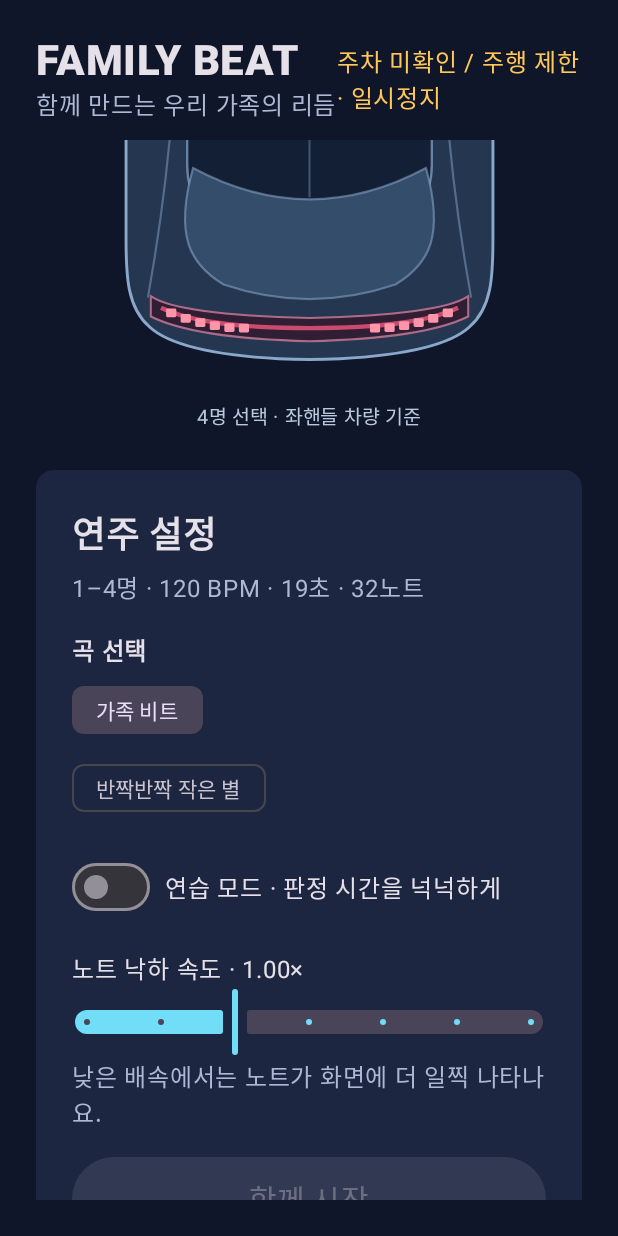
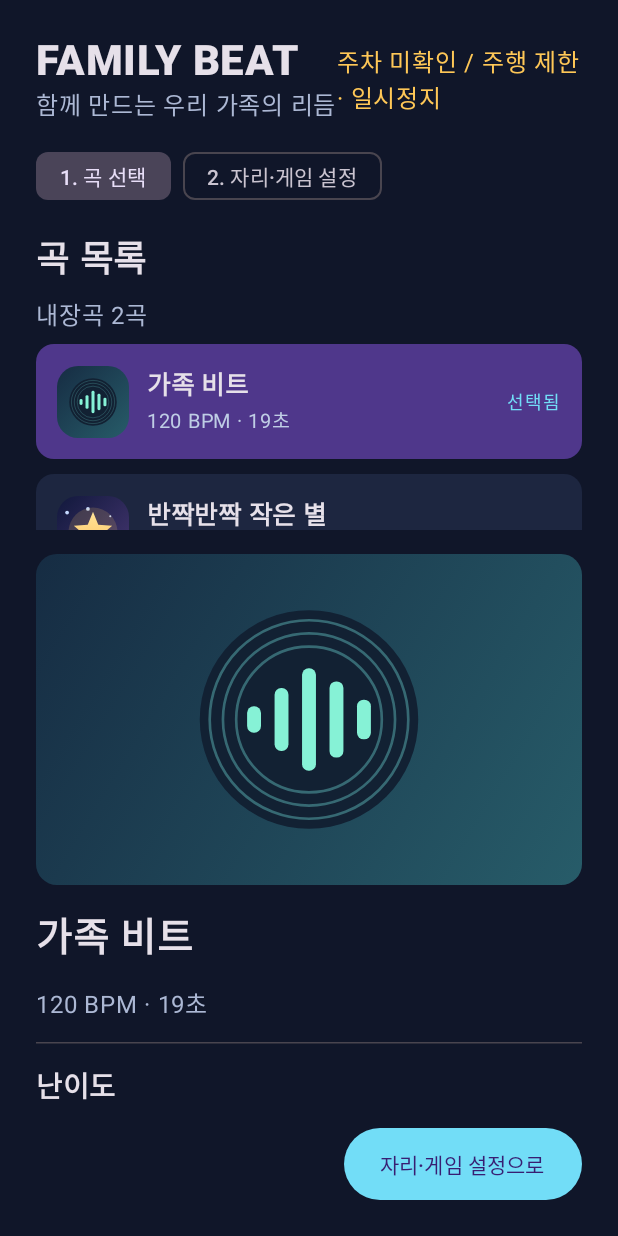
Before and after one commit to Cocoa7-55a/Beat-rider, an Android app built with Jetpack Compose: the screen it shows after launch (MainActivity), on a phone screen of 412 x 824 dp. Run offline under Robolectric (Android 15) with nearby library versions, the phone set to English and light mode, and no system bars; libraries missing offline, so code that uses them is left out: ai.pleos.playground; 7 statements that could not run were skipped.

Commit message:
feat: split song picker and setup with three chart difficulties

```diff
--- a/app/src/main/java/com/example/hyundaiapp/MainActivity.kt
+++ b/app/src/main/java/com/example/hyundaiapp/MainActivity.kt
@@ -38,6 +38,7 @@ internal val seatColors = listOf(Color(0xFFFFC857), Color(0xFF72DDF7), Color(0xF
 private val navy = Color(0xFF101629)
 
 class MainActivity : ComponentActivity() {
+    private var pickingSong by mutableStateOf(true)
     private val game = RhythmGame { android.util.Log.i("FamilyBeat", it) }
     private lateinit var inputs: VehicleInputs
     private var tone: ToneGenerator? = null
@@ -129,11 +130,46 @@ class MainActivity : ComponentActivity() {
     override fun onDestroy() { inputs.close(); audioManager.abandonAudioFocusRequest(focusRequest); tone?.release(); melody.release(); super.onDestroy() }
 
     @Composable private fun Home() {
-        Box(
-            Modifier.fillMaxSize().verticalScroll(rememberScrollState()),
-            contentAlignment = Alignment.TopCenter
+        Box(Modifier.fillMaxSize(), contentAlignment = Alignment.TopCenter) {
+            Column(
+                Modifier.widthIn(max = 1100.dp).fillMaxWidth().fillMaxHeight(),
+                verticalArrangement = Arrangement.spacedBy(12.dp)
             ) {
-            BoxWithConstraints(Modifier.widthIn(max = 1040.dp).fillMaxWidth()) {
+                Row(horizontalArrangement = Arrangement.spacedBy(8.dp)) {
+                    FilterChip(
+                        selected = pickingSong,
+                        onClick = { pickingSong = true },
+                        label = { Text("1. 곡 선택") }
+                    )
+                    FilterChip(
+                        selected = !pickingSong,
+                        onClick = { pickingSong = false },
+                        label = { Text("2. 자리·게임 설정") }
+                    )
+                }
+                if (pickingSong) {
+                    SongPicker(
+                        selectedSong = game.song,
+                        difficulty = game.difficulty,
+                        onSongSelected = { game.song = it },
+                        onDifficultySelected = { game.difficulty = it },
+                        modifier = Modifier.weight(1f).fillMaxWidth()
+                    )
+                    Button(
+                        onClick = { pickingSong = false },
+                        modifier = Modifier.align(Alignment.End).heightIn(min = 48.dp)
+                    ) {
+                        Text("자리·게임 설정으로")
+                    }
+                } else {
+                    LobbySetup(Modifier.weight(1f).fillMaxWidth())
+                }
+            }
+        }
+    }
+
+    @Composable private fun LobbySetup(modifier: Modifier) {
+        BoxWithConstraints(modifier.verticalScroll(rememberScrollState())) {
             if (maxWidth >= 760.dp) {
                 Row(
                     Modifier.fillMaxWidth(),
@@ -147,7 +183,6 @@ class MainActivity : ComponentActivity() {
                 Column(verticalArrangement = Arrangement.spacedBy(24.dp)) {
                     LobbySeatSelection(Modifier.fillMaxWidth())
                     LobbySettings(Modifier.fillMaxWidth())
-                    }
                 }
             }
         }
@@ -177,17 +212,7 @@ class MainActivity : ComponentActivity() {
             Column(Modifier.padding(24.dp), verticalArrangement = Arrangement.spacedBy(18.dp)) {
                 Column(verticalArrangement = Arrangement.spacedBy(6.dp)) {
                     Text("연주 설정", fontSize = 24.sp, fontWeight = FontWeight.Bold)
-                    Text("1–4명 · ${game.song.bpm} BPM · ${game.song.durationMs / 1000}초 · ${game.song.cues.size}노트", color = Color(0xFFACB8D4))
-                }
-                Column(verticalArrangement = Arrangement.spacedBy(4.dp)) {
-                    Text("곡 선택", fontWeight = FontWeight.Bold)
-                    RhythmSong.entries.forEach { song ->
-                        FilterChip(
-                            selected = game.song == song,
-                            onClick = { game.song = song },
-                            label = { Text(song.title) }
-                        )
-                    }
+                    Text("${game.song.title} · ${game.difficulty.label} · ${game.song.chart(game.difficulty).size}노트", color = Color(0xFFACB8D4))
                 }
                 Row(
                     horizontalArrangement = Arrangement.spacedBy(10.dp),
@@ -312,7 +337,7 @@ class MainActivity : ComponentActivity() {
     @Composable private fun Result() {
         Column(Modifier.fillMaxSize(), verticalArrangement=Arrangement.spacedBy(20.dp), horizontalAlignment=Alignment.CenterHorizontally) {
             Text("우리 가족, 멋진 연주였어요!", fontSize=30.sp, fontWeight=FontWeight.Bold)
-            Text(game.song.title, fontSize = 18.sp)
+            Text("${game.song.title} · ${game.difficulty.label}", fontSize = 18.sp)
             Text("${game.score}", fontSize=64.sp, color=Color(0xFFFFC857))
             Text("함께 맞춘 노트 ${game.hits} / ${game.notes.size}    최고 콤보 ${game.best}", fontSize=22.sp)
             Text(if (game.hits * 4 >= game.notes.size * 3) "환상의 가족 밴드 ★★★" else "다음 연주도 함께해요 ★", fontSize=22.sp)
--- a/app/src/main/java/com/example/hyundaiapp/RhythmGame.kt
+++ b/app/src/main/java/com/example/hyundaiapp/RhythmGame.kt
@@ -29,12 +29,13 @@ class RhythmGame(private val log: (String) -> Unit = {}) {
     private var lastBeat = -1L
     val window get() = if (practice) 350L else 220L
     var song by mutableStateOf(RhythmSong.FAMILY_BEAT)
+    var difficulty by mutableStateOf(ChartDifficulty.NORMAL)
     val duration get() = song.durationMs
     fun start(now: Long) {
         val seats = active.indices.filter { active[it] }
         if (seats.isEmpty()) return
-        notes = song.cues.mapIndexed { index, cue ->
-            BeatNote(seats[index % seats.size], song.cueTime(cue))
+        notes = song.chart(difficulty).mapIndexed { index, time ->
+            BeatNote(seats[index % seats.size], time)
         }
         pause()
         elapsed = 0; score = 0; combo = 0; best = 0; hits = 0
--- a/app/src/main/java/com/example/hyundaiapp/RhythmSong.kt
+++ b/app/src/main/java/com/example/hyundaiapp/RhythmSong.kt
@@ -3,6 +3,12 @@ package com.example.hyundaiapp
 internal const val COUNT_IN_BEATS = 4
 
 data class SongCue(val beat: Int, val semitones: Int? = null)
+
+enum class ChartDifficulty(val label: String, val description: String) {
+    EASY("쉬움", "주요 박자에 맞춰 여유 있게 연주해요."),
+    NORMAL("보통", "곡의 기본 박자와 멜로디를 따라 연주해요."),
+    HARD("어려움", "기본 노트 사이에 반박 노트가 추가돼요.")
+}
 
 enum class RhythmSong(val title: String, val bpm: Int, musicBeats: Int, val cues: List<SongCue>) {
     FAMILY_BEAT("가족 비트", 120, 32, List(32) { SongCue(it) }),
@@ -14,6 +20,19 @@ enum class RhythmSong(val title: String, val bpm: Int, musicBeats: Int, val cues
 
     fun cueAt(songBeat: Int): SongCue? = cuesByBeat[songBeat]
     fun cueTime(cue: SongCue): Long = (COUNT_IN_BEATS + cue.beat) * beatMs
+
+    fun chart(difficulty: ChartDifficulty): List<Long> = when (difficulty) {
+        ChartDifficulty.EASY -> cues.filter { it.beat % 2 == 0 }.map(::cueTime)
+        ChartDifficulty.NORMAL -> cues.map(::cueTime)
+        ChartDifficulty.HARD -> cues.flatMap { cue ->
+            val onset = cueTime(cue)
+            val addOffbeat = when (this) {
+                FAMILY_BEAT -> cue.beat % 2 == 0
+                TWINKLE -> cue.beat % 8 in setOf(1, 3, 5)
+            }
+            if (addOffbeat) listOf(onset, onset + beatMs / 2) else listOf(onset)
+        }
+    }
 }
 
 private fun twinkleCues(): List<SongCue> {
--- /dev/null
+++ b/app/src/main/java/com/example/hyundaiapp/SongPicker.kt
@@ -0,0 +1,164 @@
+package com.example.hyundaiapp
+
+import androidx.compose.foundation.Canvas
+import androidx.compose.foundation.background
+import androidx.compose.foundation.layout.*
+import androidx.compose.foundation.lazy.LazyColumn
+import androidx.compose.foundation.lazy.items
+import androidx.compose.foundation.rememberScrollState
+import androidx.compose.foundation.selection.selectable
+import androidx.compose.foundation.selection.selectableGroup
+import androidx.compose.foundation.shape.RoundedCornerShape
+import androidx.compose.foundation.verticalScroll
+import androidx.compose.material3.*
+import androidx.compose.runtime.Composable
+import androidx.compose.ui.Alignment
+import androidx.compose.ui.Modifier
+import androidx.compose.ui.draw.clip
+import androidx.compose.ui.geometry.CornerRadius
+import androidx.compose.ui.geometry.Offset
+import androidx.compose.ui.geometry.Size
+import androidx.compose.ui.graphics.Brush
+import androidx.compose.ui.graphics.Color
+import androidx.compose.ui.graphics.Path
+import androidx.compose.ui.graphics.drawscope.Stroke
+import androidx.compose.ui.semantics.Role
+import androidx.compose.ui.text.font.FontWeight
+import androidx.compose.ui.unit.dp
+import androidx.compose.ui.unit.sp
+import kotlin.math.PI
+import kotlin.math.cos
+import kotlin.math.sin
+
+@Composable
+internal fun SongPicker(
+    selectedSong: RhythmSong,
+    difficulty: ChartDifficulty,
+    onSongSelected: (RhythmSong) -> Unit,
+    onDifficultySelected: (ChartDifficulty) -> Unit,
+    modifier: Modifier = Modifier
+) {
+    BoxWithConstraints(modifier) {
+        if (maxWidth >= 620.dp) {
+            Row(Modifier.fillMaxSize(), horizontalArrangement = Arrangement.spacedBy(24.dp)) {
+                SongList(selectedSong, onSongSelected, Modifier.weight(1f).fillMaxHeight())
+                SongDetails(
+                    selectedSong, difficulty, onDifficultySelected,
+                    Modifier.weight(1.25f).fillMaxHeight().verticalScroll(rememberScrollState())
+                )
+            }
+        } else {
+            Column(
+                Modifier.fillMaxSize().verticalScroll(rememberScrollState()),
+                verticalArrangement = Arrangement.spacedBy(16.dp)
+            ) {
+                SongList(selectedSong, onSongSelected, Modifier.fillMaxWidth().height(200.dp))
+                SongDetails(selectedSong, difficulty, onDifficultySelected, Modifier.fillMaxWidth())
+            }
+        }
+    }
+}
+
+@Composable
+private fun SongList(selected: RhythmSong, onSelect: (RhythmSong) -> Unit, modifier: Modifier) {
+    Column(modifier, verticalArrangement = Arrangement.spacedBy(8.dp)) {
+        Text("곡 목록", fontSize = 24.sp, fontWeight = FontWeight.Bold)
+        Text("내장곡 ${RhythmSong.entries.size}곡", color = Color(0xFFACB8D4))
+        LazyColumn(
+            Modifier.weight(1f).fillMaxWidth().selectableGroup(),
+            verticalArrangement = Arrangement.spacedBy(10.dp)
+        ) {
+            items(RhythmSong.entries, key = { it.name }) { song ->
+                val isSelected = song == selected
+                val shape = RoundedCornerShape(12.dp)
+                Row(
+                    Modifier.fillMaxWidth().clip(shape)
+                        .background(if (isSelected) MaterialTheme.colorScheme.primaryContainer else MaterialTheme.colorScheme.surface)
+                        .selectable(isSelected, role = Role.RadioButton, onClick = { onSelect(song) })
+                        .padding(14.dp),
+                    horizontalArrangement = Arrangement.spacedBy(12.dp),
+                    verticalAlignment = Alignment.CenterVertically
+                ) {
+                    AlbumArt(song, Modifier.size(48.dp))
+                    Column(Modifier.weight(1f)) {
+                        Text(song.title, fontSize = 17.sp, fontWeight = FontWeight.Bold)
+                        Text("${song.bpm} BPM · ${song.durationMs / 1000}초", color = Color(0xFFBFCDE5), fontSize = 13.sp)
+                    }
+                    if (isSelected) Text("선택됨", color = MaterialTheme.colorScheme.primary, fontSize = 12.sp)
+                }
+            }
+        }
+    }
+}
+
+@OptIn(ExperimentalLayoutApi::class)
+@Composable
+private fun SongDetails(
+    song: RhythmSong,
+    difficulty: ChartDifficulty,
+    onDifficultySelected: (ChartDifficulty) -> Unit,
+    modifier: Modifier
+) {
+    Column(modifier, verticalArrangement = Arrangement.spacedBy(14.dp)) {
+        AlbumArt(song, Modifier.fillMaxWidth().aspectRatio(1.65f))
+        Text(song.title, fontSize = 26.sp, fontWeight = FontWeight.Bold)
+        Text("${song.bpm} BPM · ${song.durationMs / 1000}초", color = Color(0xFFACB8D4))
+        HorizontalDivider()
+        Text("난이도", fontSize = 19.sp, fontWeight = FontWeight.Bold)
+        FlowRow(horizontalArrangement = Arrangement.spacedBy(10.dp), modifier = Modifier.selectableGroup()) {
+            ChartDifficulty.entries.forEach { level ->
+                FilterChip(
+                    selected = difficulty == level,
+                    onClick = { onDifficultySelected(level) },
+                    label = { Text("${level.label} · ${song.chart(level).size}노트") }
+                )
+            }
+        }
+        Text(difficulty.description, color = Color(0xFFACB8D4))
+    }
+}
+
+@Composable
+private fun AlbumArt(song: RhythmSong, modifier: Modifier) {
+    val twinkle = song == RhythmSong.TWINKLE
+    Canvas(modifier.clip(RoundedCornerShape(14.dp))) {
+        val gradient = if (twinkle) listOf(Color(0xFF11183C), Color(0xFF483874))
+            else listOf(Color(0xFF162C43), Color(0xFF275C69))
+        drawRect(Brush.linearGradient(gradient))
+        val unit = size.minDimension
+        val center = this.center
+        if (twinkle) {
+            val sky = listOf(.14f to .23f, .26f to .69f, .43f to .18f, .74f to .28f, .87f to .58f, .66f to .77f)
+            sky.forEachIndexed { index, (x, y) ->
+                val p = Offset(size.width * x, size.height * y)
+                val radius = unit * if (index % 2 == 0) .026f else .014f
+                drawCircle(Color(0xFFC5D9FF), radius, p)
+            }
+            drawCircle(Color(0xFFFFCF67).copy(alpha = .16f), unit * .34f, center)
+            val star = Path().apply {
+                repeat(10) { point ->
+                    val angle = -PI / 2 + point * PI / 5
+                    val radius = unit * if (point % 2 == 0) .28f else .125f
+                    val x = center.x + cos(angle).toFloat() * radius
+                    val y = center.y + sin(angle).toFloat() * radius
+                    if (point == 0) moveTo(x, y) else lineTo(x, y)
+                }
+                close()
+            }
+            drawPath(star, Brush.verticalGradient(listOf(Color(0xFFFFF0AD), Color(0xFFFFB64B))))
+        } else {
+            drawCircle(Color(0xFF122133), unit * .33f, center)
+            for (ratio in listOf(.30f, .26f, .22f)) {
+                drawCircle(Color(0xFF69CDCA).copy(alpha = .42f), unit * ratio, center, style = Stroke(unit * .008f))
+            }
+            val bars = listOf(.08f, .19f, .31f, .23f, .12f)
+            bars.forEachIndexed { index, height ->
+                val x = center.x + (index - 2) * unit * .083f
+                drawRoundRect(
+                    Color(0xFF86F2D6), Offset(x - unit * .021f, center.y - unit * height / 2),
+                    Size(unit * .042f, unit * height), CornerRadius(unit * .02f)
+                )
+            }
+        }
+    }
+}
```
Also changed, not shown: 3 other files. Lines whose indentation alone changed are shown as unchanged.
